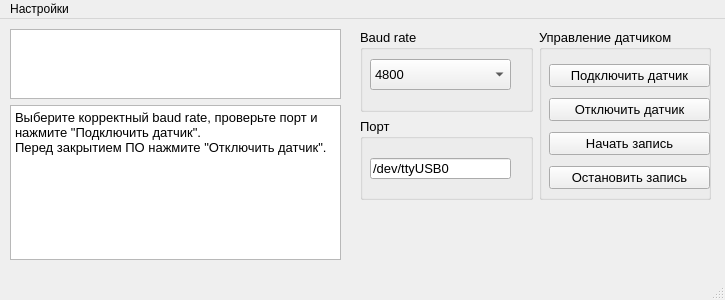
kirilltarasov99/witmotionconnect, file QtDesigner/app.ui: the form before one commit.
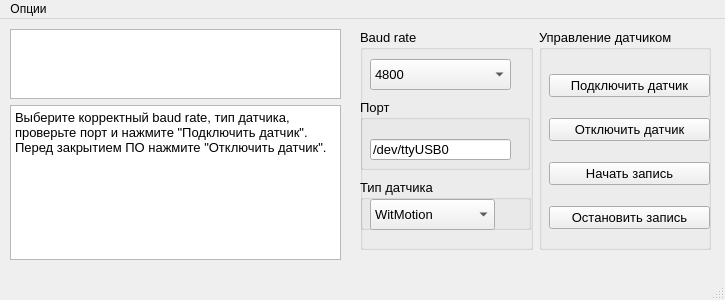
The form after the commit.

The edit to the form file:
```diff
--- a/QtDesigner/app.ui
+++ b/QtDesigner/app.ui
@@ -32,7 +32,7 @@
       <x>360</x>
       <y>10</y>
       <width>351</width>
-      <height>171</height>
+      <height>221</height>
      </rect>
     </property>
     <layout class="QHBoxLayout" name="horizontalLayout_4">
@@ -108,10 +108,15 @@
            </property>
           </item>
          </widget>
-        </widget>
-       </item>
-       <item>
         <widget class="QGroupBox" name="IMU_port_groupBox">
+          <property name="geometry">
+           <rect>
+            <x>0</x>
+            <y>70</y>
+            <width>170</width>
+            <height>71</height>
+           </rect>
+          </property>
          <property name="font">
           <font>
            <pointsize>10</pointsize>
@@ -142,6 +147,45 @@
           </property>
          </widget>
         </widget>
+         <widget class="QGroupBox" name="IMU_type_groupBox">
+          <property name="geometry">
+           <rect>
+            <x>0</x>
+            <y>150</y>
+            <width>171</width>
+            <height>51</height>
+           </rect>
+          </property>
+          <property name="title">
+           <string>Тип датчика</string>
+          </property>
+          <widget class="QComboBox" name="IMU_type_comboBox">
+           <property name="geometry">
+            <rect>
+             <x>10</x>
+             <y>20</y>
+             <width>125</width>
+             <height>31</height>
+            </rect>
+           </property>
+           <item>
+            <property name="text">
+             <string>WitMotion</string>
+            </property>
+           </item>
+           <item>
+            <property name="text">
+             <string>Single MPU</string>
+            </property>
+           </item>
+           <item>
+            <property name="text">
+             <string>Double MPU</string>
+            </property>
+           </item>
+          </widget>
+         </widget>
+        </widget>
        </item>
       </layout>
      </item>
@@ -161,7 +205,7 @@
           <x>10</x>
           <y>30</y>
           <width>161</width>
-          <height>135</height>
+          <height>188</height>
          </rect>
         </property>
         <layout class="QVBoxLayout" name="IMU_control_verticalLayout">
@@ -250,11 +294,13 @@
        </property>
        <property name="html">
         <string>&lt;!DOCTYPE HTML PUBLIC &quot;-//W3C//DTD HTML 4.0//EN&quot; &quot;http://www.w3.org/TR/REC-html40/strict.dtd&quot;&gt;
-&lt;html&gt;&lt;head&gt;&lt;meta name=&quot;qrichtext&quot; content=&quot;1&quot; /&gt;&lt;style type=&quot;text/css&quot;&gt;
+&lt;html&gt;&lt;head&gt;&lt;meta name=&quot;qrichtext&quot; content=&quot;1&quot; /&gt;&lt;meta charset=&quot;utf-8&quot; /&gt;&lt;style type=&quot;text/css&quot;&gt;
 p, li { white-space: pre-wrap; }
-&lt;/style&gt;&lt;/head&gt;&lt;body style=&quot; font-family:'MS Shell Dlg 2'; font-size:10pt; font-weight:400; font-style:normal;&quot;&gt;
-&lt;p style=&quot; margin-top:0px; margin-bottom:0px; margin-left:0px; margin-right:0px; -qt-block-indent:0; text-indent:0px;&quot;&gt;&lt;span style=&quot; font-family:'Cantarell';&quot;&gt;Выберите корректный baud rate, проверьте порт и нажмите &amp;quot;Подключить датчик&amp;quot;.&lt;/span&gt;&lt;/p&gt;
-&lt;p style=&quot; margin-top:0px; margin-bottom:0px; margin-left:0px; margin-right:0px; -qt-block-indent:0; text-indent:0px;&quot;&gt;&lt;span style=&quot; font-family:'Cantarell';&quot;&gt;Перед закрытием ПО нажмите &amp;quot;Отключить датчик&amp;quot;.&lt;/span&gt;&lt;/p&gt;&lt;/body&gt;&lt;/html&gt;</string>
+hr { height: 1px; border-width: 0; }
+li.unchecked::marker { content: &quot;\2610&quot;; }
+li.checked::marker { content: &quot;\2612&quot;; }
+&lt;/style&gt;&lt;/head&gt;&lt;body style=&quot; font-family:'Cantarell'; font-size:10pt; font-weight:400; font-style:normal;&quot;&gt;
+&lt;p style=&quot; margin-top:6px; margin-bottom:6px; margin-left:0px; margin-right:0px; -qt-block-indent:0; text-indent:0px;&quot;&gt;Выберите корректный baud rate, тип датчика, проверьте порт и нажмите &amp;quot;Подключить датчик&amp;quot;.  Перед закрытием ПО нажмите &amp;quot;Отключить датчик&amp;quot;.&lt;/p&gt;&lt;/body&gt;&lt;/html&gt;</string>
        </property>
       </widget>
      </item>
@@ -267,15 +313,15 @@
      <x>0</x>
      <y>0</y>
      <width>725</width>
-     <height>21</height>
+     <height>28</height>
     </rect>
    </property>
-   <widget class="QMenu" name="menu_settings">
+   <widget class="QMenu" name="menu_options">
     <property name="title">
-     <string>Настройки</string>
+     <string>Опции</string>
     </property>
    </widget>
-   <addaction name="menu_settings"/>
+   <addaction name="menu_options"/>
   </widget>
   <widget class="QStatusBar" name="statusbar"/>
  </widget>
```
Left out of the diff: 24 changed lines with no effect on the pictures. Lines whose indentation alone changed are shown as unchanged.
